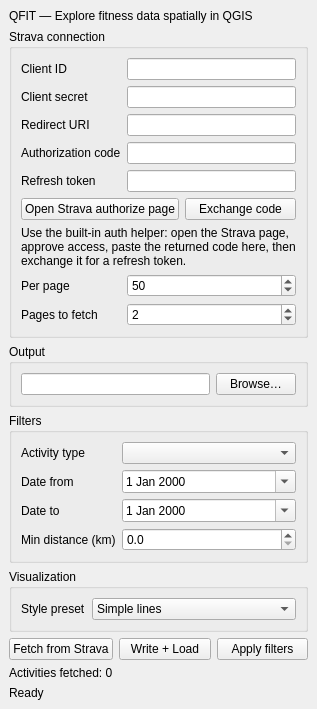
Qt form qfit_dockwidget_base.ui (ebelo/qfit) before a commit.
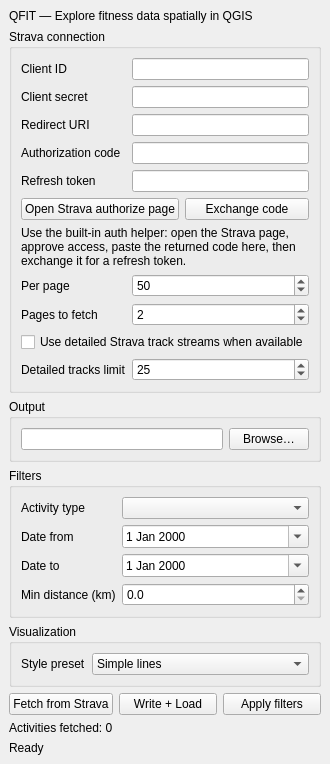
The same form after that commit.

Commit message: Add detailed Strava stream geometry support

```diff
--- a/qfit_dockwidget_base.ui
+++ b/qfit_dockwidget_base.ui
@@ -113,6 +113,23 @@
          <property name="value"><number>2</number></property>
         </widget>
        </item>
+       <item row="9" column="0" colspan="2">
+        <widget class="QCheckBox" name="detailedStreamsCheckBox">
+         <property name="text"><string>Use detailed Strava track streams when available</string></property>
+        </widget>
+       </item>
+       <item row="10" column="0">
+        <widget class="QLabel" name="maxDetailedActivitiesLabel">
+         <property name="text"><string>Detailed tracks limit</string></property>
+        </widget>
+       </item>
+       <item row="10" column="1">
+        <widget class="QSpinBox" name="maxDetailedActivitiesSpinBox">
+         <property name="minimum"><number>1</number></property>
+         <property name="maximum"><number>500</number></property>
+         <property name="value"><number>25</number></property>
+        </widget>
+       </item>
       </layout>
      </widget>
     </item>
```
The commit also changes 8 other files.
